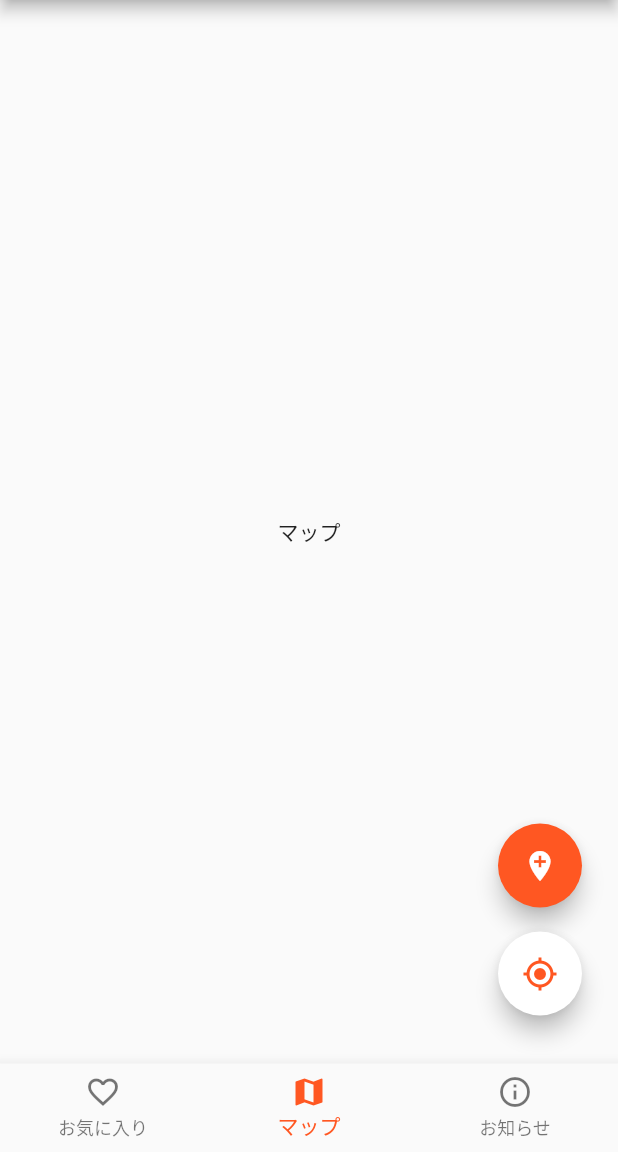
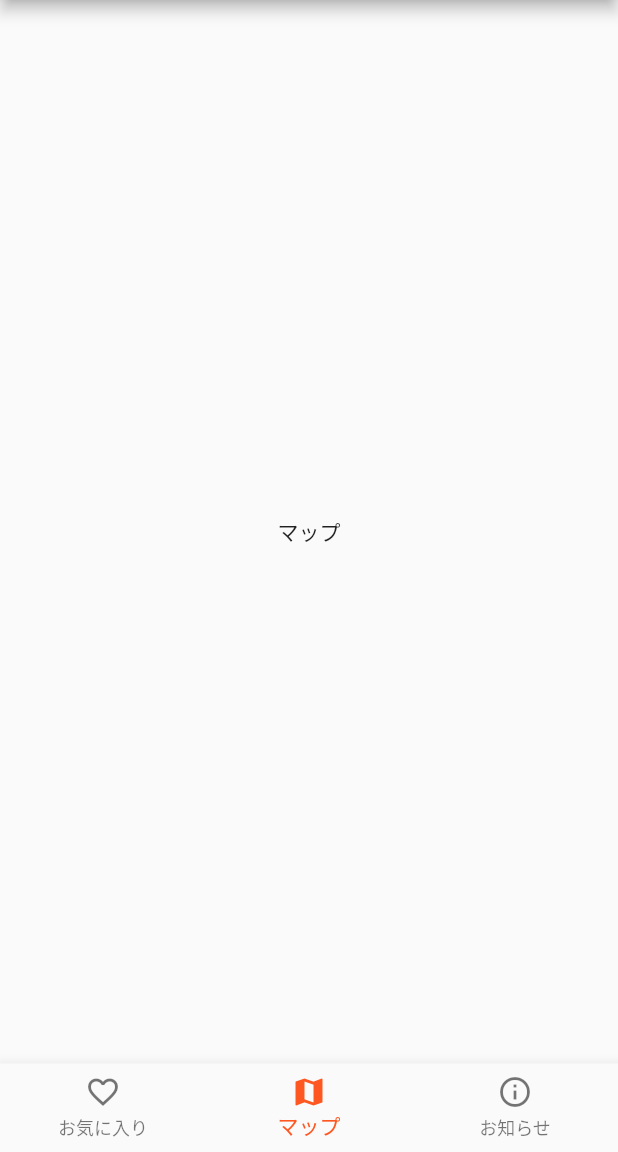
Before and after one commit to Channelsu/bicycle, a Flutter app: the screen it shows after launch, on a phone screen of 412 x 824 dp, the part 84-1236 px from its top. Run offline on Flutter 3.47's test engine with Material 2 defaults, Android fonts, the phone set to English and light mode, and no system bars.

Commit message:
FABボタンを削除

```diff
--- a/lib/main.dart
+++ b/lib/main.dart
@@ -49,35 +49,9 @@ class _MyHomePageState extends State<MyHomePage> {
         title: Text(title),
       ),
       body: _screens[currentIndex],
-      floatingActionButton: _buildFloatingActionButton(),
       bottomNavigationBar: _buildBottomNavigationBar(),
     );
   }
-
-  // FAB構築メソッド
-  Widget _buildFloatingActionButton() => Column(
-    mainAxisSize: MainAxisSize.min,
-    children: <Widget>[
-      if (currentIndex == 1) FloatingActionButton(
-        heroTag: 'add_location',
-        child: Icon(Icons.add_location),
-        onPressed: () async {
-          await Navigator.pushNamed(context, Routes.spotForm,);
-        },
-      ),
-      if (currentIndex == 1) Container(
-        margin: EdgeInsets.symmetric(horizontal:8, vertical: 16),
-        child: FloatingActionButton(
-          heroTag: 'my_location',
-          child: Icon(Icons.my_location, color: Theme.of(context).primaryColor),
-          backgroundColor: Colors.white,
-          onPressed: () {
-            print('現在地に遷移');
-          },
-        ),
-      ),
-    ],
-  );
 
   // ボトムナビゲーション構築メソッド
   Widget _buildBottomNavigationBar() => BottomNavigationBar(
```
